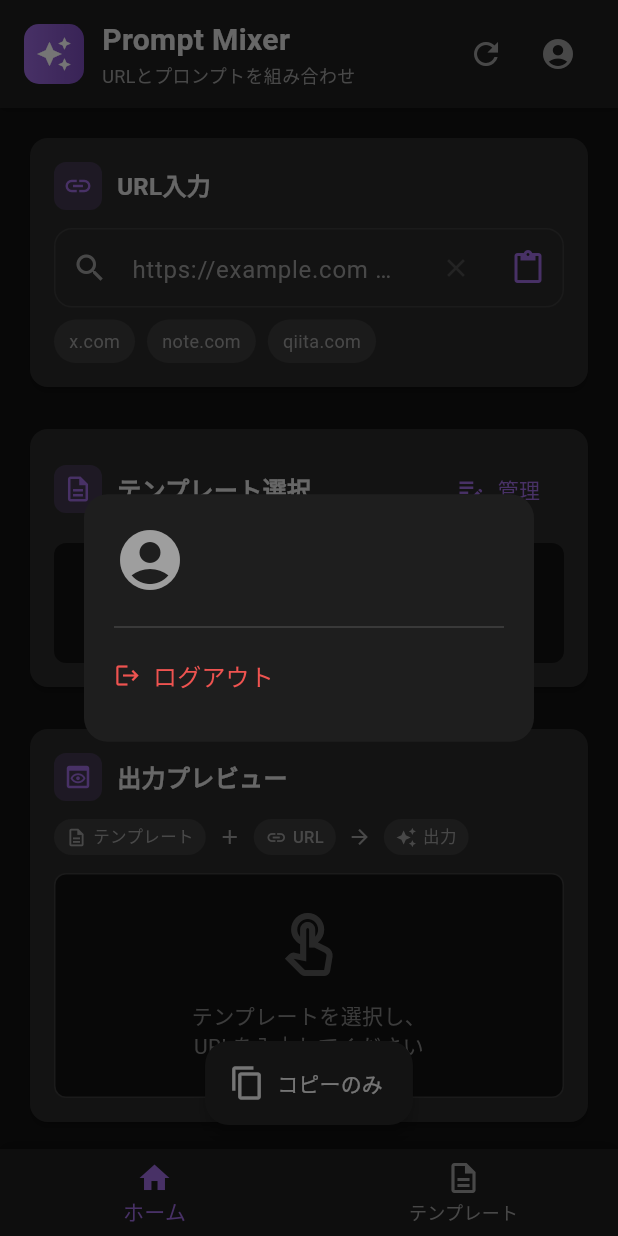
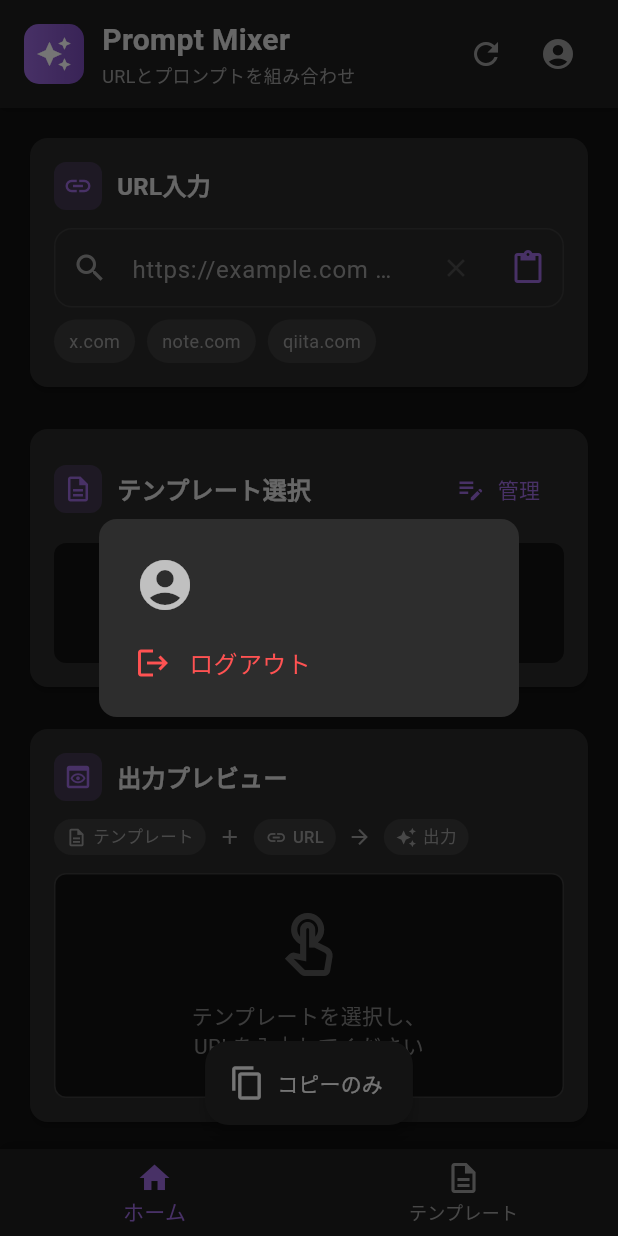
Before and after one commit to hrtaym1114-github/prompt_mixer, a Flutter app: the screen it shows once a user with an empty profile is signed in, after a tap on the "account circle" icon, on a phone screen of 412 x 824 dp. Run offline on Flutter 3.47's test engine with Material 3 defaults, Android fonts, the phone set to English and light mode, and no system bars; our stand-ins replace cloud_firestore, firebase_auth, firebase_core, google_sign_in, hive, hive_flutter and 1 more; missing offline and left inert: dart:js_interop; accounts and stored records are empty.

Commit message:
Use SimpleDialog for account menu (Flutter Web fix)
- Replace custom Dialog widget with SimpleDialog for better
  Flutter Web production compatibility
- Use standard Flutter color constants (Colors.white70, etc.)
- SimpleDialog is more thoroughly tested for web rendering

🤖 Generated with [Claude Code](https://claude.com/claude-code)

Co-Authored-By: Claude Opus 4.5 <noreply@anthropic.com>

```diff
--- a/lib/screens/home_screen.dart
+++ b/lib/screens/home_screen.dart
@@ -208,34 +208,27 @@ class _HomeScreenState extends State<HomeScreen> {
   }
 
   void _showAccountMenu(String userName, String? userEmail, AuthProvider authProvider) {
-    // showDialogを使用（Flutter Web本番ビルドでより安定）
-    showDialog(
+    // SimpleDialogを使用（Flutter Webでより安定）
+    showDialog<String>(
       context: context,
-      barrierDismissible: true,
       builder: (dialogContext) {
-        return Dialog(
-          backgroundColor: const Color(0xFF1E1E1E),
+        return SimpleDialog(
+          backgroundColor: const Color(0xFF2D2D2D),
           shape: RoundedRectangleBorder(
-            borderRadius: BorderRadius.circular(16),
+            borderRadius: BorderRadius.circular(12),
           ),
-          child: Container(
-            width: 300,
-            padding: const EdgeInsets.all(20),
-            child: Column(
-              mainAxisSize: MainAxisSize.min,
-              children: [
-                // ユーザー情報
-                Row(
+          title: Row(
             children: [
               const Icon(
                 Icons.account_circle,
-                      size: 48,
-                      color: Color(0xFF9E9E9E),
+                size: 40,
+                color: Colors.white70,
               ),
-                    const SizedBox(width: 16),
+              const SizedBox(width: 12),
               Expanded(
                 child: Column(
                   crossAxisAlignment: CrossAxisAlignment.start,
+                  mainAxisSize: MainAxisSize.min,
                   children: [
                     Text(
                       userName,
@@ -249,8 +242,8 @@ class _HomeScreenState extends State<HomeScreen> {
                       Text(
                         userEmail,
                         style: const TextStyle(
-                                fontSize: 13,
-                                color: Color(0xFF9E9E9E),
+                          fontSize: 12,
+                          color: Colors.white60,
                         ),
                       ),
                   ],
@@ -258,37 +251,27 @@ class _HomeScreenState extends State<HomeScreen> {
               ),
             ],
           ),
-                const SizedBox(height: 20),
-                const Divider(color: Color(0xFF424242), height: 1),
-                const SizedBox(height: 8),
-                // ログアウトボタン
-                SizedBox(
-                  width: double.infinity,
-                  child: TextButton.icon(
-                    onPressed: () async {
+          children: [
+            SimpleDialogOption(
+              onPressed: () {
                 Navigator.pop(dialogContext);
                 _confirmLogout(authProvider);
               },
-                    icon: const Icon(
-                      Icons.logout,
-                      color: Color(0xFFEF5350),
-                    ),
-                    label: const Text(
+              child: const Row(
+                children: [
+                  Icon(Icons.logout, color: Colors.redAccent),
+                  SizedBox(width: 12),
+                  Text(
                     'ログアウト',
                     style: TextStyle(
-                        color: Color(0xFFEF5350),
+                      color: Colors.redAccent,
                       fontSize: 16,
-                      ),
-                    ),
-                    style: TextButton.styleFrom(
-                      padding: const EdgeInsets.symmetric(vertical: 12),
-                      alignment: Alignment.centerLeft,
-                    ),
                     ),
                   ),
                 ],
               ),
             ),
+          ],
         );
       },
     );
```
Also changed, not shown: .playwright-mcp/after_account_click.png (added), .playwright-mcp/cloudflare_after_fix.png (added). Lines whose indentation alone changed are shown as unchanged.
